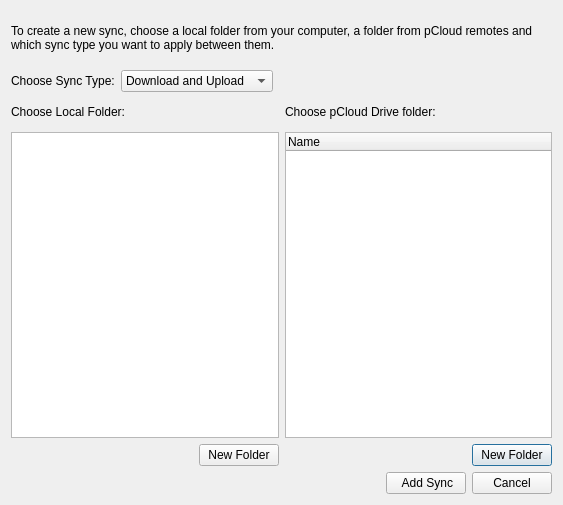
The window that addsyncdialog.ui (pcloudcom/psyncgui) describes before a commit, drawn with Qt 5.
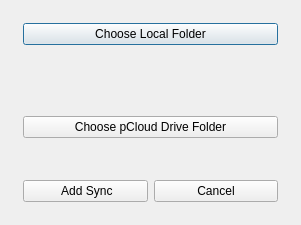
The same window after the commit. Icons and pictures are not drawn.

Commit message: SLX-236 | new design - ui forms

What changed in the file:
```diff
--- a/addsyncdialog.ui
+++ b/addsyncdialog.ui
@@ -6,76 +6,36 @@
    <rect>
     <x>0</x>
     <y>0</y>
-    <width>563</width>
-    <height>505</height>
+    <width>301</width>
+    <height>225</height>
    </rect>
   </property>
   <property name="windowTitle">
    <string>Dialog</string>
   </property>
-  <layout class="QVBoxLayout" name="verticalLayout" stretch="1,1,7,1">
+  <layout class="QVBoxLayout" name="verticalLayout_2">
+   <property name="spacing">
+    <number>30</number>
+   </property>
    <item>
-    <widget class="QLabel" name="label_info">
-     <property name="text">
-      <string>To create a new sync, choose a local folder from your computer, a folder from pCloud remotes and which sync type you want to apply between them.</string>
+    <layout class="QVBoxLayout" name="verticalLayout">
+     <property name="spacing">
+      <number>12</number>
      </property>
-     <property name="wordWrap">
-      <bool>true</bool>
+     <property name="margin">
+      <number>12</number>
      </property>
-    </widget>
-   </item>
-   <item>
-    <layout class="QHBoxLayout" name="horizontalLayout_4">
      <item>
-      <widget class="QLabel" name="label">
+      <widget class="QPushButton" name="btnOpenLocals">
        <property name="text">
-        <string>Choose Sync Type:</string>
+        <string>Choose Local Folder</string>
        </property>
       </widget>
      </item>
      <item>
-      <widget class="QComboBox" name="comboSyncType">
-       <property name="currentIndex">
-        <number>2</number>
-       </property>
+      <layout class="QHBoxLayout" name="horizontalLayout_6">
        <item>
-        <property name="text">
-         <string>Download only</string>
-        </property>
-       </item>
-       <item>
-        <property name="text">
-         <string>Upload only</string>
-        </property>
-       </item>
-       <item>
-        <property name="text">
-         <string>Download and Upload</string>
-        </property>
-       </item>
-      </widget>
-     </item>
-     <item>
-      <spacer name="horizontalSpacer_4">
-       <property name="orientation">
-        <enum>Qt::Horizontal</enum>
-       </property>
-       <property name="sizeHint" stdset="0">
-        <size>
-         <width>40</width>
-         <height>20</height>
-        </size>
-       </property>
-      </spacer>
-     </item>
-    </layout>
-   </item>
-   <item>
-    <layout class="QGridLayout" name="gridLayout" rowstretch="1,10,1,0">
-     <item row="3" column="1">
-      <layout class="QHBoxLayout" name="horizontalLayout">
-       <item>
-        <spacer name="horizontalSpacer">
+        <spacer name="horizontalSpacer_5">
          <property name="orientation">
           <enum>Qt::Horizontal</enum>
          </property>
@@ -88,18 +48,14 @@
         </spacer>
        </item>
        <item>
-        <widget class="QPushButton" name="btnNewFldrRemote">
+        <widget class="QLabel" name="label_sync">
          <property name="text">
-          <string>New Folder</string>
+          <string/>
          </property>
         </widget>
        </item>
-      </layout>
-     </item>
-     <item row="3" column="0">
-      <layout class="QHBoxLayout" name="horizontalLayout_2">
        <item>
-        <spacer name="horizontalSpacer_2">
+        <spacer name="horizontalSpacer_6">
          <property name="orientation">
           <enum>Qt::Horizontal</enum>
          </property>
@@ -111,58 +67,31 @@
          </property>
         </spacer>
        </item>
-       <item>
-        <widget class="QPushButton" name="btnNewFldrLocal">
-         <property name="text">
-          <string>New Folder</string>
-         </property>
-        </widget>
-       </item>
       </layout>
      </item>
-     <item row="0" column="1">
-      <widget class="QLabel" name="label_choose_remote">
+     <item>
+      <widget class="QPushButton" name="btnOpenRemotes">
        <property name="text">
-        <string>Choose pCloud Drive folder:</string>
+        <string>Choose pCloud Drive Folder</string>
        </property>
       </widget>
      </item>
-     <item row="0" column="0">
-      <widget class="QLabel" name="label_choose_local">
-       <property name="text">
-        <string>Choose Local Folder:</string>
-       </property>
-      </widget>
-     </item>
-     <item row="1" column="0" rowspan="2">
-      <widget class="QTreeView" name="treeSyncLocal"/>
-     </item>
-     <item row="1" column="1" rowspan="2">
-      <widget class="QTreeWidget" name="treeSyncRemote">
-       <column>
-        <property name="text">
-         <string notr="true">Name</string>
-        </property>
-       </column>
-      </widget>
-     </item>
     </layout>
    </item>
    <item>
     <layout class="QHBoxLayout" name="horizontalLayout_3">
-     <item>
-      <spacer name="horizontalSpacer_3">
-       <property name="orientation">
-        <enum>Qt::Horizontal</enum>
-       </property>
-       <property name="sizeHint" stdset="0">
-        <size>
-         <width>40</width>
-         <height>20</height>
-        </size>
-       </property>
-      </spacer>
-     </item>
+     <property name="spacing">
+      <number>6</number>
+     </property>
+     <property name="leftMargin">
+      <number>12</number>
+     </property>
+     <property name="rightMargin">
+      <number>12</number>
+     </property>
+     <property name="bottomMargin">
+      <number>12</number>
+     </property>
      <item>
       <widget class="QPushButton" name="btnAdd">
        <property name="text">
```
Left out of the diff: 7 changed lines with no effect on the pictures. The commit also changes 6 other files.
